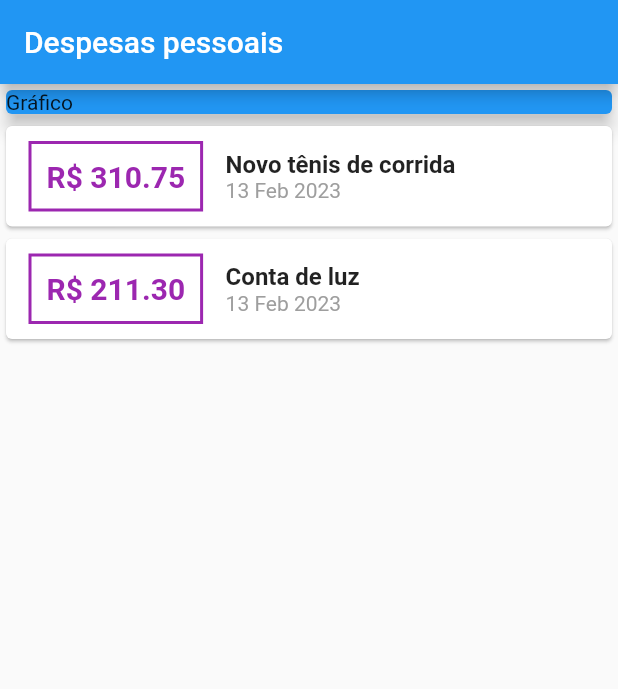
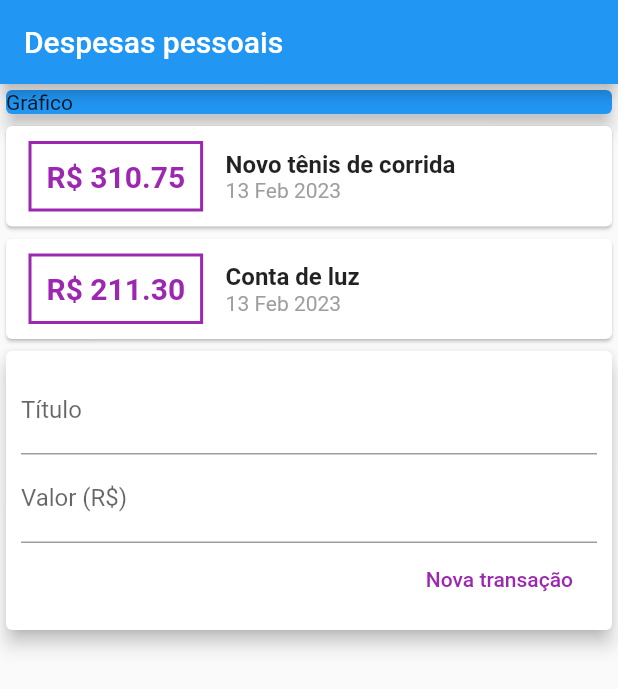
Before and after one commit to MoisesAlvarenga/Expenses, a Flutter app: the screen it shows after launch, on a phone screen of 412 x 824 dp. Shown: the top 689 px of the screen. Run offline on Flutter 3.47's test engine with Material 2 defaults, Android fonts, the phone set to English and light mode, and no system bars.

Commit message:
Componentizando projeto.

```diff
--- /dev/null
+++ b/lib/components/transaction_form.dart
@@ -0,0 +1,45 @@
+import 'package:flutter/material.dart';
+
+class TransactionForm extends StatelessWidget {
+  final titleController = TextEditingController();
+  final valueController = TextEditingController();
+
+  @override
+  Widget build(BuildContext context) {
+    return Card(
+      elevation: 5,
+      child: Padding(
+        padding: const EdgeInsets.all(10),
+        child: Column(
+          children: [
+            TextField(
+              controller: titleController,
+              decoration: InputDecoration(
+                labelText: 'Título',
+              ),
+            ),
+            TextField(
+              controller: valueController,
+              decoration: InputDecoration(
+                labelText: 'Valor (R\$)',
+              ),
+            ),
+            Row(
+              mainAxisAlignment: MainAxisAlignment.end,
+              children: [
+                MaterialButton(
+                  textColor: Colors.purple,
+                  onPressed: () {
+                    print(titleController.text);
+                    print(valueController.text);
+                  },
+                  child: Text('Nova transação'),
+                ),
+              ],
+            )
+          ],
+        ),
+      ),
+    );
+  }
+}
--- /dev/null
+++ b/lib/components/transaction_list.dart
@@ -0,0 +1,60 @@
+import 'package:flutter/material.dart';
+import '../models/transaction.dart';
+import 'package:intl/intl.dart';
+
+class TransactionList extends StatelessWidget {
+  final List<Transaction> transactions;
+
+  TransactionList(this.transactions);
+
+  @override
+  Widget build(BuildContext context) {
+    return Column(
+      children: transactions.map((tr) {
+        return Card(
+          child: Row(
+            children: <Widget>[
+              Container(
+                margin: EdgeInsets.symmetric(horizontal: 15, vertical: 10),
+                decoration: BoxDecoration(
+                  border: Border.all(
+                    color: Colors.purple,
+                    width: 2,
+                  ),
+                ),
+                padding: EdgeInsets.all(10),
+                child: Text(
+                  'R\$ ${tr.value.toStringAsFixed(2)}',
+                  style: TextStyle(
+                    fontWeight: FontWeight.bold,
+                    fontSize: 20,
+                    color: Colors.purple,
+                  ),
+                ),
+              ),
+              Column(
+                crossAxisAlignment: CrossAxisAlignment.start,
+                children: <Widget>[
+                  Container(
+                    child: Text(
+                        style: TextStyle(
+                          fontWeight: FontWeight.bold,
+                          fontSize: 16,
+                        ),
+                        tr.title),
+                  ),
+                  Container(
+                    child: Text(
+                      DateFormat('d MMM y').format(tr.date),
+                      style: TextStyle(color: Colors.grey),
+                    ),
+                  )
+                ],
+              ),
+            ],
+          ),
+        );
+      }).toList(),
+    );
+  }
+}
--- /dev/null
+++ b/lib/components/transaction_user.dart
@@ -0,0 +1,34 @@
+import 'package:expenses/components/transaction_form.dart';
+import 'package:expenses/components/transaction_list.dart';
+import 'package:flutter/material.dart';
+
+import '../models/transaction.dart';
+
+class TransactionUser extends StatefulWidget {
+  @override
+  _TransactionUserState createState() => _TransactionUserState();
+}
+
+class _TransactionUserState extends State<TransactionUser> {
+  final _transactions = [
+    Transaction(
+      id: 't1',
+      title: 'Novo tênis de corrida',
+      value: 310.75,
+      date: DateTime.now(),
+    ),
+    Transaction(
+      id: 't2',
+      title: 'Conta de luz',
+      value: 211.30,
+      date: DateTime.now(),
+    )
+  ];
+
+  @override
+  Widget build(BuildContext context) {
+    return Column(
+      children: [TransactionList(_transactions), TransactionForm()],
+    );
+  }
+}
--- a/lib/main.dart
+++ b/lib/main.dart
@@ -1,6 +1,6 @@
+import 'package:expenses/components/transaction_user.dart';
 import 'package:expenses/models/transaction.dart';
 import 'package:flutter/material.dart';
-import 'package:intl/intl.dart';
 
 main() => runApp(ExpensesApp());
 
@@ -12,21 +12,6 @@ class ExpensesApp extends StatelessWidget {
 }
 
 class MyHomePage extends StatelessWidget {
-  final _transactions = [
-    Transaction(
-      id: 't1',
-      title: 'Novo tênis de corrida',
-      value: 310.75,
-      date: DateTime.now(),
-    ),
-    Transaction(
-      id: 't2',
-      title: 'Conta de luz',
-      value: 211.30,
-      date: DateTime.now(),
-    )
-  ];
-
   @override
   Widget build(BuildContext context) {
     return Scaffold(
@@ -43,54 +28,7 @@ class MyHomePage extends StatelessWidget {
               elevation: 5,
             ),
           ),
-          Column(
-            children: _transactions.map((tr) {
-              return Card(
-                child: Row(
-                  children: <Widget>[
-                    Container(
-                      margin:
-                          EdgeInsets.symmetric(horizontal: 15, vertical: 10),
-                      decoration: BoxDecoration(
-                        border: Border.all(
-                          color: Colors.purple,
-                          width: 2,
-                        ),
-                      ),
-                      padding: EdgeInsets.all(10),
-                      child: Text(
-                        'R\$ ${tr.value.toStringAsFixed(2)}',
-                        style: TextStyle(
-                          fontWeight: FontWeight.bold,
-                          fontSize: 20,
-                          color: Colors.purple,
-                        ),
-                      ),
-                    ),
-                    Column(
-                      crossAxisAlignment: CrossAxisAlignment.start,
-                      children: <Widget>[
-                        Container(
-                          child: Text(
-                              style: TextStyle(
-                                fontWeight: FontWeight.bold,
-                                fontSize: 16,
-                              ),
-                              tr.title),
-                        ),
-                        Container(
-                          child: Text(
-                            DateFormat('d MMM y').format(tr.date),
-                            style: TextStyle(color: Colors.grey),
-                          ),
-                        )
-                      ],
-                    ),
-                  ],
-                ),
-              );
-            }).toList(),
-          )
+          TransactionUser()
         ],
       ),
     );
```
